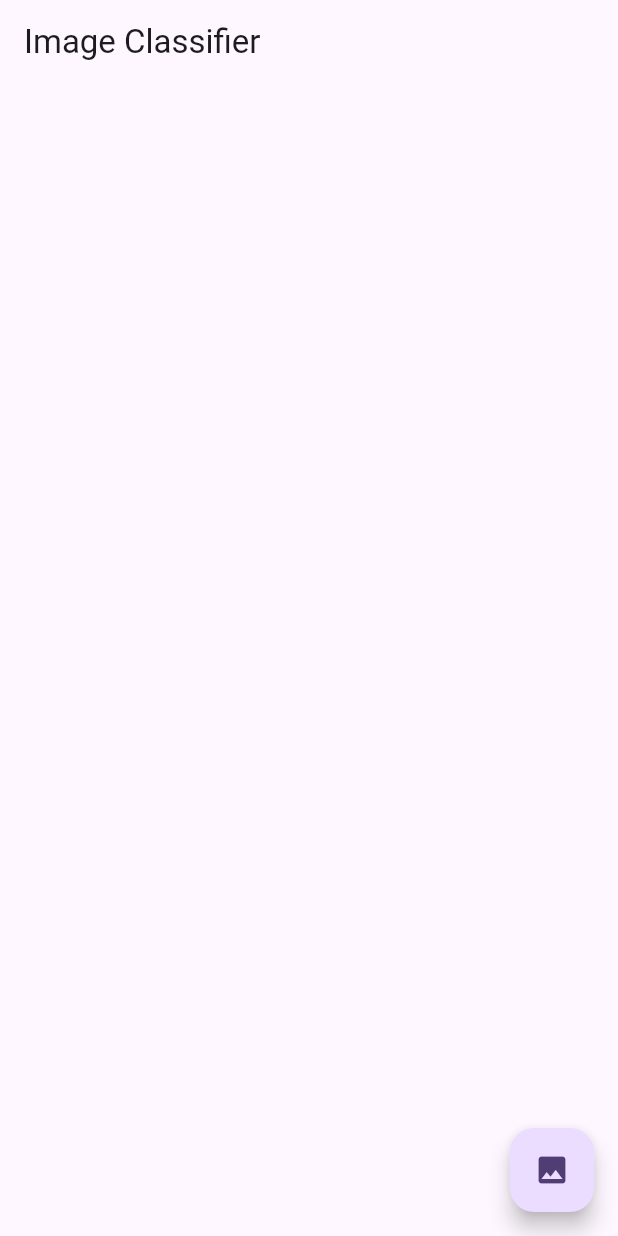
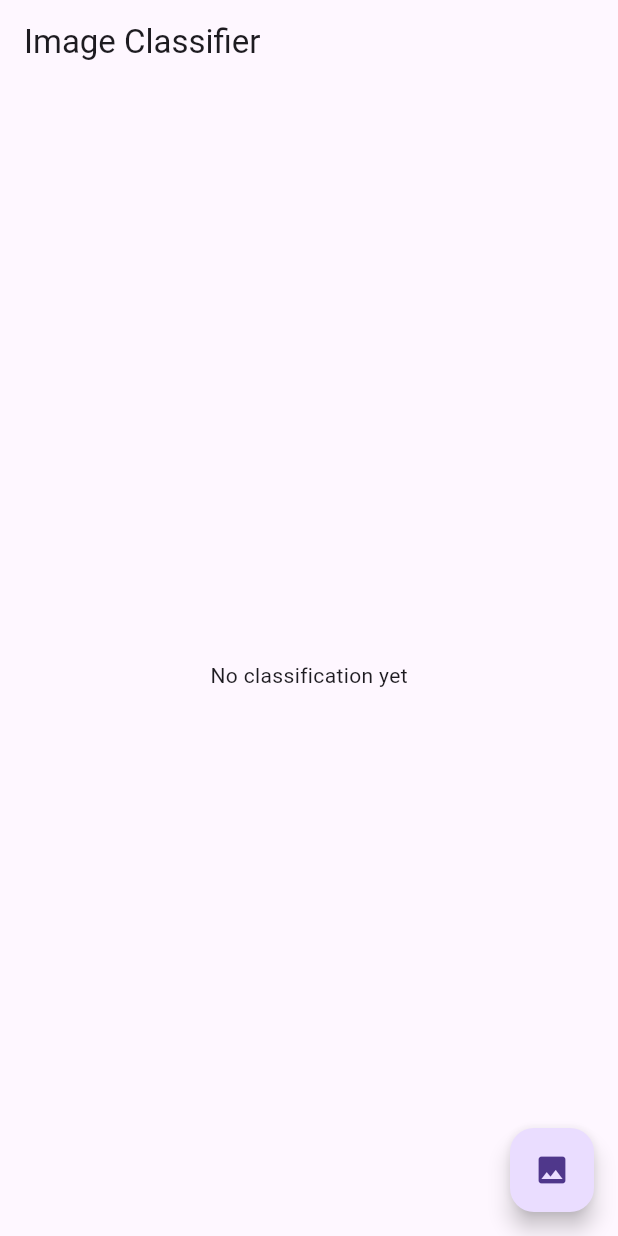
Before and after one commit to antonrejoe/image_classification_app, a Flutter app: the screen it shows after launch, after a tap on the "image" icon, on a phone screen of 412 x 824 dp. Run offline on Flutter 3.47's test engine with Material 3 defaults, Android fonts, the phone set to English and light mode, and no system bars; our stand-ins replace image_picker; missing offline and left inert: tflite; project files that could hold a hidden picture were left out.

```diff
--- /dev/null
+++ b/lib/image_classifier.dart
@@ -0,0 +1,100 @@
+import 'dart:io';
+import 'package:flutter/material.dart';
+import 'package:image_picker/image_picker.dart';
+import 'package:tflite/tflite.dart';
+
+class ImageClassifier extends StatefulWidget {
+  const ImageClassifier({super.key});
+
+  @override
+  _ImageClassifierState createState() => _ImageClassifierState();
+}
+
+class _ImageClassifierState extends State<ImageClassifier> {
+  File? _image;
+  List? _output;
+  bool _loading = true;
+
+  @override
+  void initState() {
+    super.initState();
+    loadModel().then((_) {
+      setState(() {
+        _loading = false;
+      });
+    });
+  }
+
+  Future<void> loadModel() async {
+    try {
+      await Tflite.loadModel(
+        model: 'assets/model.tflite',
+        labels: 'assets/labels.txt',
+      );
+      print("Model loaded successfully");
+    } catch (e) {
+      print("Failed to load the model: $e");
+    }
+  }
+
+  Future<void> classifyImage(File image) async {
+    try {
+      var output = await Tflite.runModelOnImage(
+        path: image.path,
+        numResults: 6, // Adjust based on the number of classes
+        threshold: 0.5,
+        imageMean: 127.5,
+        imageStd: 127.5,
+      );
+      setState(() {
+        _output = output;
+      });
+    } catch (e) {
+      print("Failed to classify image: $e");
+    }
+  }
+
+  Future<void> pickImage() async {
+    final picker = ImagePicker();
+    final pickedFile = await picker.pickImage(source: ImageSource.gallery);
+    if (pickedFile == null) return;
+    setState(() {
+      _image = File(pickedFile.path);
+    });
+    await classifyImage(_image!);
+  }
+
+  @override
+  Widget build(BuildContext context) {
+    return Scaffold(
+      appBar: AppBar(
+        title: const Text('Image Classifier'),
+      ),
+      body: _loading
+          ? const Center(child: CircularProgressIndicator())
+          : Column(
+              mainAxisAlignment: MainAxisAlignment.center,
+              children: [
+                _image == null
+                    ? Container()
+                    : Image.file(_image!, height: 300, width: 300),
+                const SizedBox(height: 20),
+                _output == null
+                    ? Text('No classification yet')
+                    : Column(
+                        children: _output!.map((result) {
+                          return Text(
+                            "${result['label']} - ${(result['confidence'] * 100).toStringAsFixed(2)}%",
+                            style: const TextStyle(fontSize: 20),
+                          );
+                        }).toList(),
+                      ),
+              ],
+            ),
+      floatingActionButton: FloatingActionButton(
+        onPressed: pickImage,
+        child: const Icon(Icons.image),
+      ),
+    );
+  }
+}
--- a/lib/main.dart
+++ b/lib/main.dart
@@ -1,8 +1,5 @@
 import 'package:flutter/material.dart';
-import 'package:flutter/services.dart';
-import 'package:tflite/tflite.dart';
-import 'package:image_picker/image_picker.dart';
-import 'dart:io';
+import 'package:image_classification/image_classifier.dart';
 
 void main() {
   runApp(const MyApp());
@@ -14,85 +11,11 @@ class MyApp extends StatelessWidget {
   @override
   Widget build(BuildContext context) {
     return MaterialApp(
-      title: 'Flutter Demo',
+      title: 'Image Classification',
       theme: ThemeData(
-        colorScheme: ColorScheme.fromSeed(seedColor: Colors.deepPurple),
-        useMaterial3: true,
+        primarySwatch: Colors.blue,
       ),
-      home: ImageClassifier(),
+      home: const ImageClassifier(),
     );
   }
 }
-
-class ImageClassifier extends StatefulWidget {
-  const ImageClassifier({super.key});
-
-  @override
-  // ignore: library_private_types_in_public_api
-  _ImageClassifierState createState() => _ImageClassifierState();
-}
-
-class _ImageClassifierState extends State<ImageClassifier> {
-  File? _image;
-  List? _output;
-
-  @override
-  void initState() {
-    super.initState();
-    loadModel().then((_) {
-      setState(() {});
-    });
-  }
-
-  Future<void> loadModel() async {
-    try {
-      await Tflite.loadModel(
-        model: 'assets/mobilenet_v1_1.0_224.tflite',
-        labels: 'assets/labels.txt',
-      );
-    } on MissingPluginException catch (e) {
-      print("MissingPluginException: ${e.message}");
-    }
-  }
-
-  Future<void> classifyImage(File image) async {
-    var output = await Tflite.runModelOnImage(
-      path: image.path,
-      numResults: 2,
-      threshold: 0.5,
-      imageMean: 127.5,
-      imageStd: 127.5,
-    );
-    setState(() {
-      _output = output;
-    });
-  }
-
-  @override
-  Widget build(BuildContext context) {
-    return Scaffold(
-      appBar: AppBar(
-        title: const Text('Image Classifier'),
-      ),
-      body: Column(
-        children: [
-          _image == null ? Container() : Image.file(_image!),
-          const SizedBox(height: 20),
-          _output == null ? Text('') : Text('${_output![0]['label']}'),
-        ],
-      ),
-      floatingActionButton: FloatingActionButton(
-        onPressed: () async {
-          var image =
-              await ImagePicker().pickImage(source: ImageSource.gallery);
-          if (image == null) return;
-          setState(() {
-            _image = File(image.path);
-          });
-          await classifyImage(_image!);
-        },
-        child: const Icon(Icons.image),
-      ),
-    );
-  }
-}
--- a/lib/main001.dart
+++ b/lib/main001.dart
@@ -3,8 +3,6 @@ import 'package:flutter/services.dart';
 import 'package:tflite/tflite.dart';
 import 'package:image_picker/image_picker.dart';
 import 'dart:io';
-import 'package:flutter/widgets.dart';
-import 'dart:ui' show lerpDouble;
 
 void main() {
   runApp(const MyApp());
--- a/pubspec.yaml
+++ b/pubspec.yaml
@@ -32,7 +32,7 @@ dependencies:
     sdk: flutter
   tflite: ^1.0.3
   tflite_flutter: ^0.10.4
-  image_picker: ^0.8.4+4
+  image_picker: ^1.1.1
 
 
   # The following adds the Cupertino Icons font to your application.
@@ -52,8 +52,7 @@ dev_dependencies:
 flutter:
   uses-material-design: true
   assets:
-    - assets/mobilenet_v1_1.0_224.tflite
-    - assets/labels.txt
+    - assets/
 
 flutter_test:
   sdk: flutter
```
Also changed, not shown: lib/TfliteModel.dart (added, +106 -0 lines), lib/main003.dart (added, +111 -0 lines), pubspec.lock, 1 other file.
